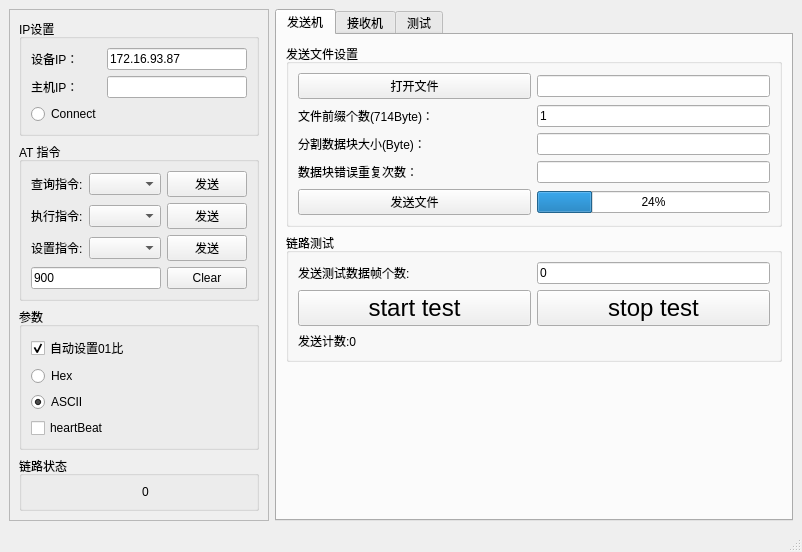
The window that mainwindow.ui (kdurant/laserCom) describes before a commit, drawn with Qt 5.
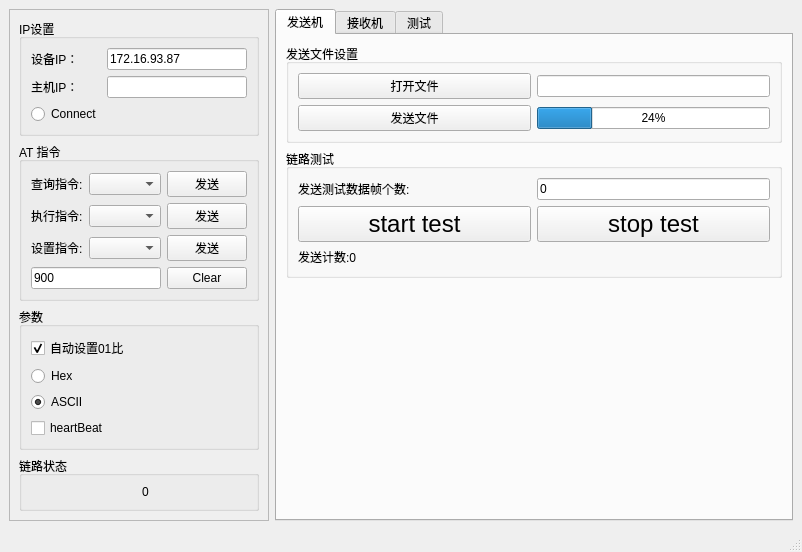
The same window after the commit. Icons and pictures are not drawn.

Commit message: chore(ui): 删除不用的ui功能

What changed in the file:
```diff
--- a/mainwindow.ui
+++ b/mainwindow.ui
@@ -250,10 +250,13 @@
            <string>发送文件设置</string>
           </property>
           <layout class="QGridLayout" name="gridLayout_2">
-           <item row="2" column="0">
-            <widget class="QLabel" name="label_8">
-             <property name="text">
-              <string>分割数据块大小(Byte)：</string>
+           <item row="0" column="1">
+            <widget class="QLineEdit" name="lineEdit_sendFile">
+             <property name="sizePolicy">
+              <sizepolicy hsizetype="Preferred" vsizetype="Fixed">
+               <horstretch>0</horstretch>
+               <verstretch>0</verstretch>
+              </sizepolicy>
              </property>
             </widget>
            </item>
@@ -264,7 +267,7 @@
              </property>
             </widget>
            </item>
-           <item row="4" column="1">
+           <item row="1" column="1">
             <widget class="QProgressBar" name="progressBar_sendFile">
              <property name="sizePolicy">
               <sizepolicy hsizetype="Preferred" vsizetype="Fixed">
@@ -277,30 +280,7 @@
              </property>
             </widget>
            </item>
-           <item row="1" column="1">
-            <widget class="QLineEdit" name="lineEdit_prefixNumber">
-             <property name="sizePolicy">
-              <sizepolicy hsizetype="Preferred" vsizetype="Fixed">
-               <horstretch>0</horstretch>
-               <verstretch>0</verstretch>
-              </sizepolicy>
-             </property>
-             <property name="text">
-              <string>1</string>
-             </property>
-            </widget>
-           </item>
-           <item row="0" column="1">
-            <widget class="QLineEdit" name="lineEdit_sendFile">
-             <property name="sizePolicy">
-              <sizepolicy hsizetype="Preferred" vsizetype="Fixed">
-               <horstretch>0</horstretch>
-               <verstretch>0</verstretch>
-              </sizepolicy>
-             </property>
-            </widget>
-           </item>
-           <item row="4" column="0">
+           <item row="1" column="0">
             <widget class="QPushButton" name="btn_sendFile">
              <property name="sizePolicy">
               <sizepolicy hsizetype="Preferred" vsizetype="Fixed">
@@ -313,40 +293,6 @@
              </property>
             </widget>
            </item>
-           <item row="1" column="0">
-            <widget class="QLabel" name="label_4">
-             <property name="text">
-              <string>文件前缀个数(714Byte)：</string>
-             </property>
-            </widget>
-           </item>
-           <item row="3" column="0">
-            <widget class="QLabel" name="label_9">
-             <property name="text">
-              <string>数据块错误重复次数：</string>
-             </property>
-            </widget>
-           </item>
-           <item row="2" column="1">
-            <widget class="QLineEdit" name="lineEdit_blockSize">
-             <property name="sizePolicy">
-              <sizepolicy hsizetype="Preferred" vsizetype="Fixed">
-               <horstretch>0</horstretch>
-               <verstretch>0</verstretch>
-              </sizepolicy>
-             </property>
-            </widget>
-           </item>
-           <item row="3" column="1">
-            <widget class="QLineEdit" name="lineEdit_repeatNumber">
-             <property name="sizePolicy">
-              <sizepolicy hsizetype="Preferred" vsizetype="Fixed">
-               <horstretch>0</horstretch>
-               <verstretch>0</verstretch>
-              </sizepolicy>
-             </property>
-            </widget>
-           </item>
           </layout>
          </widget>
         </item>
```
